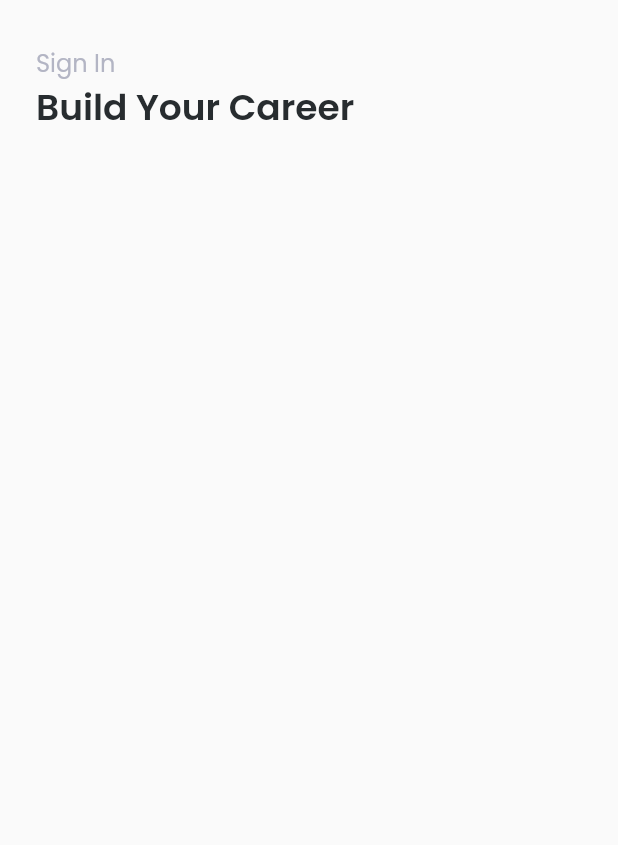
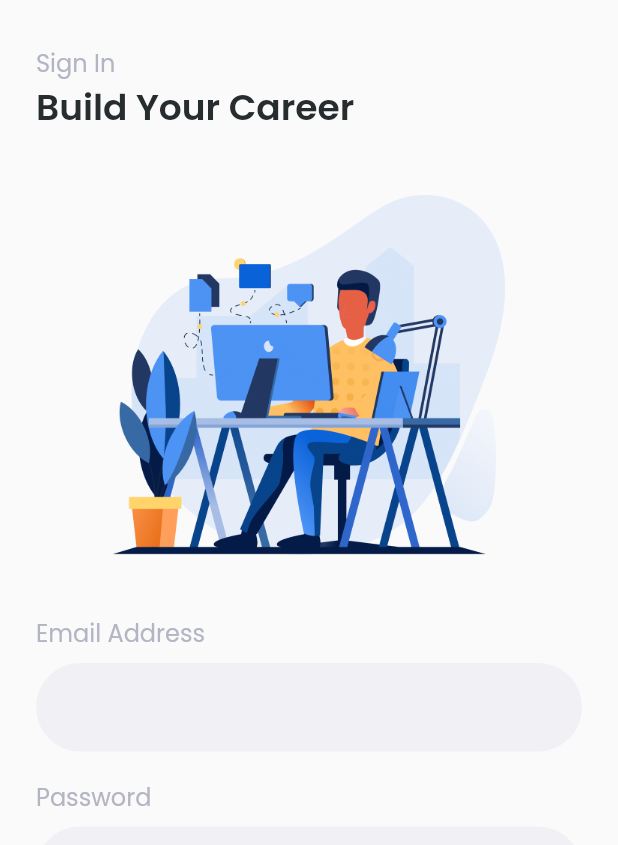
Before and after one commit to perymerdeka/future-jobs, a Flutter app: the screen it shows after launch, after a tap on "Sign In", on a phone screen of 412 x 824 dp. Shown: the top 845 px of the screen. Run offline on Flutter 3.47's test engine with Material 2 defaults, Android fonts, the phone set to English and light mode, and no system bars; our stand-ins replace google_fonts.

Commit message:
WIP add TextFormField to Sign in Page

```diff
--- a/lib/pages/login_page.dart
+++ b/lib/pages/login_page.dart
@@ -9,14 +9,76 @@ class LoginPageScreen extends StatelessWidget {
   Widget build(BuildContext context) {
     return Scaffold(
       body: Padding(
-        padding: const EdgeInsets.only(top: 30, left: 24, right: 123),
+        padding: const EdgeInsets.only(top: 30, left: 24, right: 24),
         child: Column(
           crossAxisAlignment: CrossAxisAlignment.start,
           children: [
-            Text('Sign In', style: loginTextStyle),
+            Text('Sign In', style: titleTextStyle),
             Text(
               'Build Your Career',
               style: subtitleTextStyle,
+            ),
+            const SizedBox(
+              height: 40,
+            ),
+            Center(
+              child: Column(children: [
+                Image.asset(
+                  'assets/icons/6_work.png',
+                  width: 262,
+                  height: 240,
+                )
+              ]),
+            ),
+            const SizedBox(
+              height: 40,
+            ),
+            Column(
+              crossAxisAlignment: CrossAxisAlignment.start,
+              children: [
+                Text(
+                  'Email Address',
+                  style: titleTextStyle,
+                ),
+                const SizedBox(height: 8,),
+                TextFormField(
+                  decoration: InputDecoration(
+                      fillColor: const Color(0xffF1F0F5),
+                      filled: true,
+                      enabledBorder: OutlineInputBorder(
+                        borderSide: BorderSide.none,
+                        borderRadius: BorderRadius.circular(100),
+                      ),
+                      focusedBorder: OutlineInputBorder(
+                        borderSide: BorderSide.none,
+                        borderRadius: BorderRadius.circular(100),
+                      )),
+                )
+              ],
+            ),
+            const SizedBox(height: 18),
+            Column(
+              crossAxisAlignment: CrossAxisAlignment.start,
+              children: [
+                Text(
+                  'Password',
+                  style: titleTextStyle,
+                ),
+                const SizedBox(height: 8,),
+                TextFormField(
+                  decoration: InputDecoration(
+                      fillColor: const Color(0xffF1F0F5),
+                      filled: true,
+                      enabledBorder: OutlineInputBorder(
+                        borderSide: BorderSide.none,
+                        borderRadius: BorderRadius.circular(100),
+                      ),
+                      focusedBorder: OutlineInputBorder(
+                        borderSide: BorderSide.none,
+                        borderRadius: BorderRadius.circular(100),
+                      )),
+                )
+              ],
             )
           ],
         ),
--- a/lib/theme/login_theme.dart
+++ b/lib/theme/login_theme.dart
@@ -1,7 +1,7 @@
 import 'package:flutter/material.dart';
 import 'package:google_fonts/google_fonts.dart';
 
-TextStyle loginTextStyle = GoogleFonts.poppins(
+TextStyle titleTextStyle = GoogleFonts.poppins(
   color: const Color(0xffB3B5C4),
   fontSize: 16,
   fontWeight: FontWeight.w400,
```
Also changed, not shown: assets/icons/6_work.png (added).
